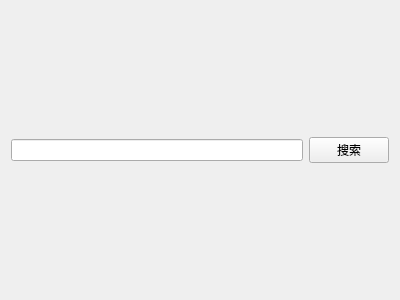
Before: the Qt Designer form FilmContentSystem_GUI/retrievepage.ui in Manchery/FilmContentSystem, drawn with Qt 5.
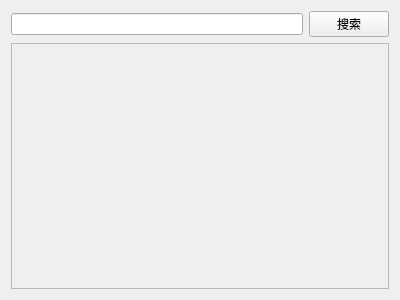
After: the same form once the commit is applied.

The edit to the form file:
```diff
--- a/FilmContentSystem_GUI/retrievepage.ui
+++ b/FilmContentSystem_GUI/retrievepage.ui
@@ -13,8 +13,6 @@
   <property name="windowTitle">
    <string>Form</string>
   </property>
-  <layout class="QHBoxLayout" name="horizontalLayout_2">
-   <item>
     <layout class="QVBoxLayout" name="verticalLayout">
      <item>
       <layout class="QHBoxLayout" name="horizontalLayout">
@@ -30,7 +28,22 @@
        </item>
       </layout>
      </item>
-    </layout>
+   <item>
+    <widget class="QScrollArea" name="scrollArea">
+     <property name="widgetResizable">
+      <bool>true</bool>
+     </property>
+     <widget class="QWidget" name="scrollAreaWidget">
+      <property name="geometry">
+       <rect>
+        <x>0</x>
+        <y>0</y>
+        <width>380</width>
+        <height>250</height>
+       </rect>
+      </property>
+     </widget>
+    </widget>
    </item>
   </layout>
  </widget>
```
Lines whose indentation alone changed are shown as unchanged.
